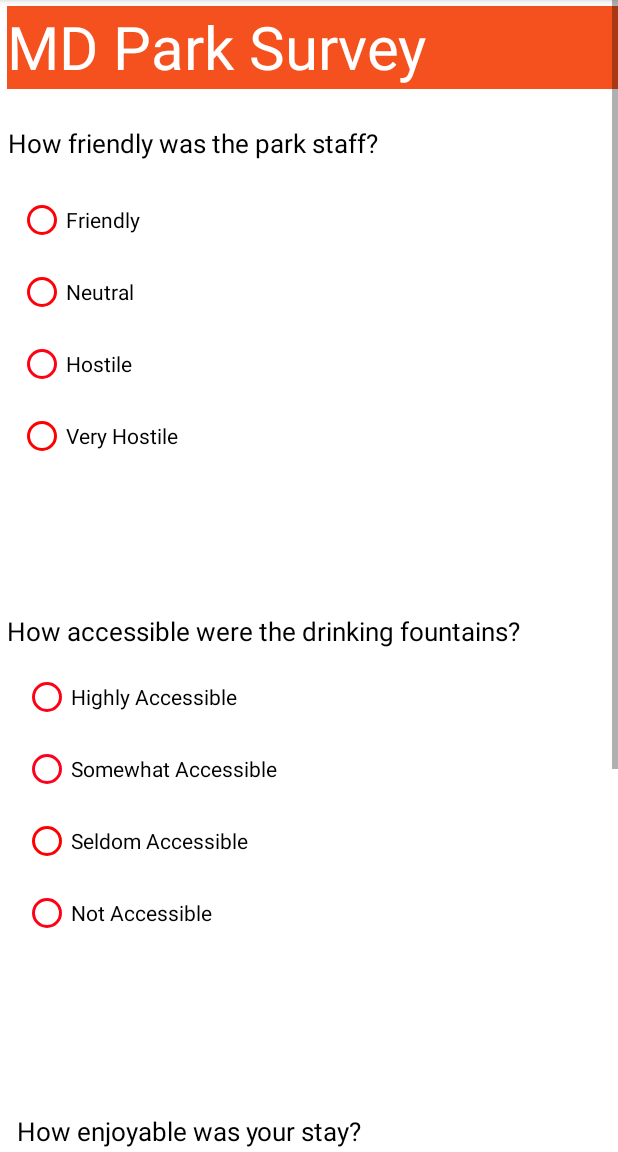
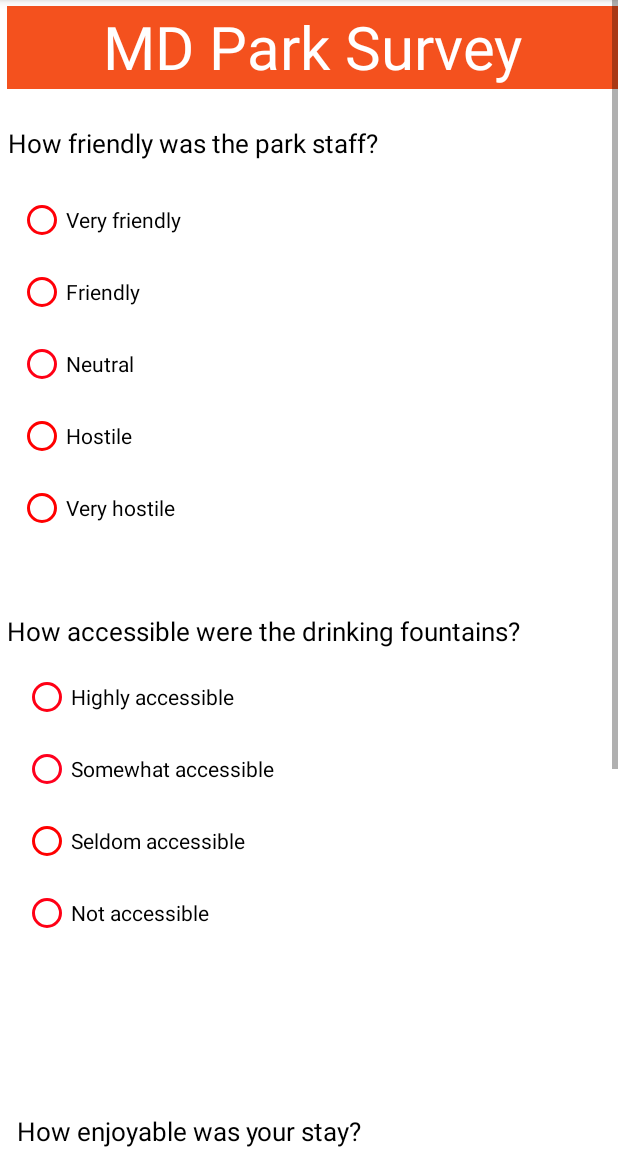
Before and after one commit to ppappala/CMSC436_Final_Project, an Android app: the pageTwoSurvey screen opened directly, with no data from a screen before it, on a phone screen of 412 x 824 dp, the part 84-1236 px from its top. Run offline under Robolectric (Android 15) with nearby library versions, the phone set to English and light mode, and no system bars.

Commit message:
changed xml on survey one and two

```diff
--- a/app/src/main/res/layout/activity_page_two_survey.xml
+++ b/app/src/main/res/layout/activity_page_two_survey.xml
@@ -22,12 +22,13 @@
             app:layout_constraintStart_toStartOf="parent"
             app:layout_constraintTop_toBottomOf="@+id/textView4">
 
+
             <RadioButton
                 android:id="@+id/radio1"
                 android:layout_width="match_parent"
                 android:layout_height="wrap_content"
                 android:buttonTint="#FF0008"
-                android:text="Friendly" />
+                android:text="Very friendly" />
 
             <RadioButton
                 android:id="@+id/radio2"
@@ -35,7 +36,7 @@
                 android:layout_width="match_parent"
                 android:layout_height="wrap_content"
                 android:buttonTint="#FF0008"
-                android:text="Neutral" />
+                android:text="Friendly" />
 
             <RadioButton
                 android:id="@+id/radio3"
@@ -43,7 +44,7 @@
                 android:layout_width="match_parent"
                 android:layout_height="wrap_content"
                 android:buttonTint="#FF0015"
-                android:text="Hostile" />
+                android:text="Neutral" />
 
             <RadioButton
                 android:id="@+id/radio4"
@@ -51,9 +52,15 @@
                 android:layout_width="match_parent"
                 android:layout_height="wrap_content"
                 android:buttonTint="#FF0000"
-                android:text="Very Hostile" />
+                android:text="Hostile" />
 
+            <RadioButton
+                android:id="@+id/radio5"
 
+                android:layout_width="match_parent"
+                android:layout_height="wrap_content"
+                android:buttonTint="#FF0000"
+                android:text="Very hostile" />
         </RadioGroup>
 
         <TextView
@@ -98,28 +105,28 @@
                 android:layout_width="match_parent"
                 android:layout_height="wrap_content"
                 android:buttonTint="#FF0015"
-                android:text="Highly Accessible" />
+                android:text="Highly accessible" />
 
             <RadioButton
                 android:id="@+id/radiosafe2"
                 android:layout_width="match_parent"
                 android:layout_height="wrap_content"
                 android:buttonTint="#FF001E"
-                android:text="Somewhat Accessible" />
+                android:text="Somewhat accessible" />
 
             <RadioButton
                 android:id="@+id/radiosafe3"
                 android:layout_width="match_parent"
                 android:layout_height="wrap_content"
                 android:buttonTint="#FF0000"
-                android:text="Seldom Accessible" />
+                android:text="Seldom accessible" />
 
             <RadioButton
                 android:id="@+id/radiosafe4"
                 android:layout_width="match_parent"
                 android:layout_height="wrap_content"
                 android:buttonTint="#FF0015"
-                android:text="Not Accessible" />
+                android:text="Not accessible" />
 
         </RadioGroup>
 
@@ -158,7 +165,7 @@
                 android:layout_width="match_parent"
                 android:layout_height="wrap_content"
                 android:buttonTint="#FF0000"
-                android:text="Somewhat Enjoyable" />
+                android:text="Somewhat enjoyable" />
 
             <RadioButton
                 android:id="@+id/r4"
@@ -179,7 +186,7 @@
                 android:layout_width="match_parent"
                 android:layout_height="wrap_content"
                 android:buttonTint="#FF0015"
-                android:text="Very Unpleasea" />
+                android:text="Very unpleasant" />
         </RadioGroup>
 
         <Button
@@ -212,6 +219,7 @@
             android:layout_marginTop="4dp"
             android:background="#F4511E"
             android:text="MD Park Survey"
+            android:textAlignment="center"
             android:textColor="#FFFFFF"
             android:textSize="40sp"
             app:layout_constraintEnd_toEndOf="parent"
```
Also changed, not shown: app/src/main/res/layout/activity_page_one_survey.xml (+9 -7 lines).
